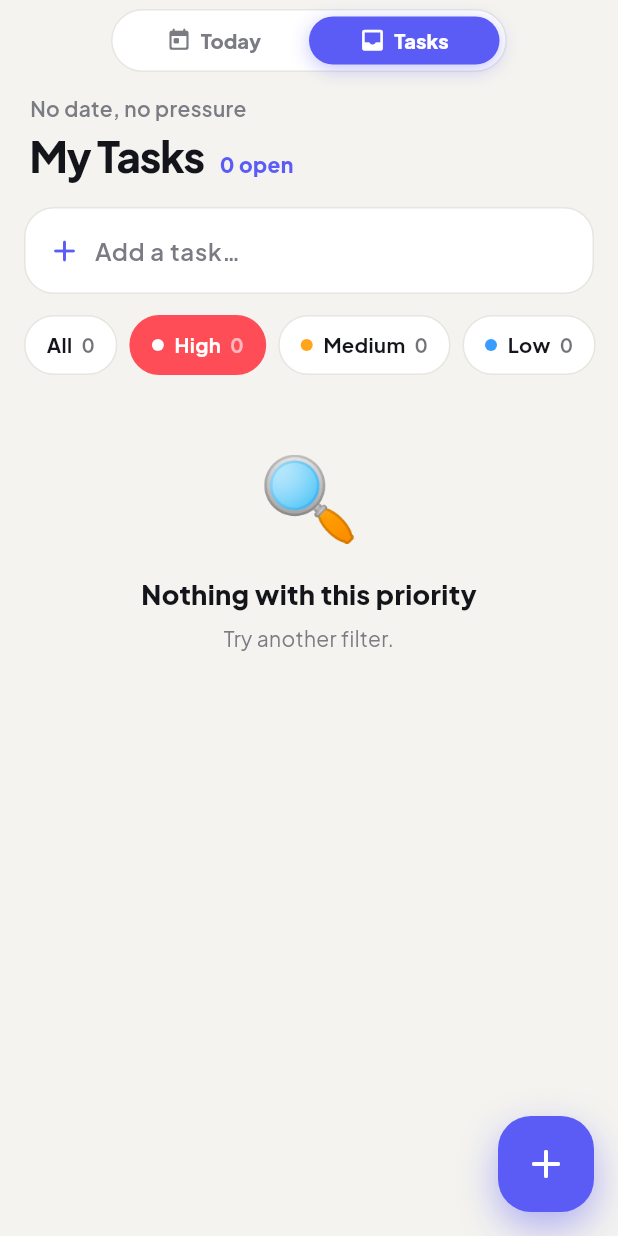
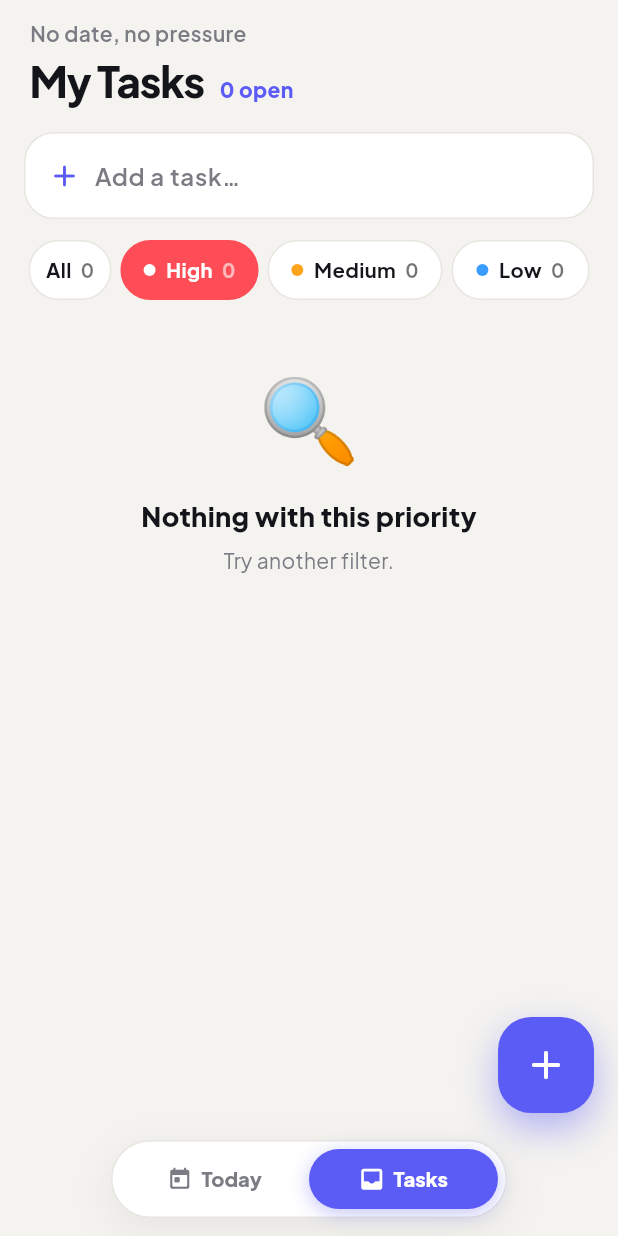
Before and after one commit to Swalih60/Plandot, a Flutter app: the RootShell screen opened directly, after a tap on "High", on a phone screen of 412 x 824 dp. Run offline on Flutter 3.47's test engine with Material 3 defaults, Android fonts, the phone set to English and light mode, and no system bars; drawn by our look-alikes of flutter_animate; our stand-ins replace audioplayers, file_picker, flutter_local_notifications, flutter_timezone, material_ui, share_plus and 1 more; missing offline and left inert: purchases_flutter.

Commit message:
Phone-tested polish: bottom tab pill, fitted filter chips, toggle in section header

```diff
--- a/lib/ui/home_screen.dart
+++ b/lib/ui/home_screen.dart
@@ -208,8 +208,10 @@ class _HomeScreenState extends State<HomeScreen> {
     final timeline = context.watch<ProService>().isPro && store.timelineView;
 
     return Scaffold(
-      floatingActionButton: _AddButton(
-        onTap: () => showTaskEditor(context, day: _day),
+      // Lifted above the floating Today/Tasks bar.
+      floatingActionButton: Padding(
+        padding: EdgeInsets.only(bottom: ShellScope.fabLift(context)),
+        child: _AddButton(onTap: () => showTaskEditor(context, day: _day)),
       ),
       body: Stack(
         children: [
@@ -218,10 +220,6 @@ class _HomeScreenState extends State<HomeScreen> {
             slivers: [
               SliverSafeArea(
                 bottom: false,
-                sliver: const SliverToBoxAdapter(child: ShellSwitch()),
-              ),
-              SliverPadding(
-                padding: EdgeInsets.zero,
                 sliver: SliverToBoxAdapter(
                   child: Padding(
                     padding: const EdgeInsets.fromLTRB(20, 12, 8, 4),
@@ -320,28 +318,17 @@ class _HomeScreenState extends State<HomeScreen> {
                           ),
                 ),
               ),
-              SliverToBoxAdapter(
+              // Four equal chips: always all visible, even on narrow phones.
+              SliverPadding(
+                padding: const EdgeInsets.fromLTRB(16, 14, 16, 2),
+                sliver: SliverToBoxAdapter(
                   child: SizedBox(
-                  height: 60,
+                    height: 40,
                     child: Row(
                       children: [
                         Expanded(
-                        child: ShaderMask(
-                          // Soft fade where the chips scroll under the toggle.
-                          shaderCallback: (r) => const LinearGradient(
-                            colors: [
-                              Colors.white,
-                              Colors.white,
-                              Colors.transparent,
-                            ],
-                            stops: [0, 0.88, 1],
-                          ).createShader(r),
-                          blendMode: BlendMode.dstIn,
-                          child: ListView(
-                            scrollDirection: Axis.horizontal,
-                            padding: const EdgeInsets.fromLTRB(16, 14, 8, 6),
-                            children: [
-                              _FilterChip(
+                          flex: 5,
+                          child: _FilterChip(
                             label: 'All',
                             count: all.length,
                             selected: _filter == TaskFilter.all,
@@ -349,7 +336,10 @@ class _HomeScreenState extends State<HomeScreen> {
                             onTap: () =>
                                 setState(() => _filter = TaskFilter.all),
                           ),
-                              _FilterChip(
+                        ),
+                        Expanded(
+                          flex: 8,
+                          child: _FilterChip(
                             label: 'High',
                             count: count(Priority.high),
                             selected: _filter == TaskFilter.high,
@@ -357,7 +347,10 @@ class _HomeScreenState extends State<HomeScreen> {
                             onTap: () =>
                                 setState(() => _filter = TaskFilter.high),
                           ),
-                              _FilterChip(
+                        ),
+                        Expanded(
+                          flex: 10,
+                          child: _FilterChip(
                             label: 'Medium',
                             count: count(Priority.medium),
                             selected: _filter == TaskFilter.medium,
@@ -365,7 +358,10 @@ class _HomeScreenState extends State<HomeScreen> {
                             onTap: () =>
                                 setState(() => _filter = TaskFilter.medium),
                           ),
-                              _FilterChip(
+                        ),
+                        Expanded(
+                          flex: 8,
+                          child: _FilterChip(
                             label: 'Low',
                             count: count(Priority.low),
                             selected: _filter == TaskFilter.low,
@@ -373,18 +369,9 @@ class _HomeScreenState extends State<HomeScreen> {
                             onTap: () =>
                                 setState(() => _filter = TaskFilter.low),
                           ),
+                        ),
                       ],
                     ),
-                        ),
-                      ),
-                      Padding(
-                        padding: const EdgeInsets.fromLTRB(0, 14, 16, 6),
-                        child: _ViewToggle(
-                          timeline: timeline,
-                          onChanged: _setTimeline,
-                        ),
-                      ),
-                    ],
                   ),
                 ),
               ),
@@ -440,6 +427,15 @@ class _HomeScreenState extends State<HomeScreen> {
                   ),
                 ),
               ],
+              if (timeline || open.isNotEmpty || done.isNotEmpty)
+                _SectionHeader(
+                  title: timeline ? 'Schedule' : 'To do',
+                  count: timeline ? all.length : open.length,
+                  trailing: _ViewToggle(
+                    timeline: timeline,
+                    onChanged: _setTimeline,
+                  ),
+                ),
               if (timeline)
                 SliverPadding(
                   padding: const EdgeInsets.fromLTRB(16, 8, 16, 6),
@@ -454,8 +450,6 @@ class _HomeScreenState extends State<HomeScreen> {
                     ),
                   ),
                 ),
-              if (!timeline && (open.isNotEmpty || done.isNotEmpty))
-                _SectionHeader(title: 'To do', count: open.length),
               SliverPadding(
                 padding: const EdgeInsets.symmetric(horizontal: 16),
                 sliver: SliverList.list(
@@ -518,7 +512,7 @@ class _HomeScreenState extends State<HomeScreen> {
                   ),
                 ),
               ],
-              const SliverToBoxAdapter(child: SizedBox(height: 120)),
+              const SliverToBoxAdapter(child: SizedBox(height: 190)),
             ],
           ),
           Positioned.fill(
@@ -709,7 +703,7 @@ class _FilterChip extends StatelessWidget {
     final pal = context.pal;
     final fg = selected ? (color == pal.ink ? pal.bg : Colors.white) : pal.ink;
     return Padding(
-      padding: const EdgeInsets.only(right: 8),
+      padding: const EdgeInsets.symmetric(horizontal: 3),
       child: GestureDetector(
         onTap: () {
           HapticFeedback.selectionClick();
@@ -718,13 +712,17 @@ class _FilterChip extends StatelessWidget {
         child: AnimatedContainer(
           duration: T.med,
           curve: T.ease,
-          padding: const EdgeInsets.symmetric(horizontal: 14),
+          padding: const EdgeInsets.symmetric(horizontal: 6),
           decoration: BoxDecoration(
             color: selected ? color : pal.card,
             borderRadius: BorderRadius.circular(999),
             border: Border.all(color: selected ? color : pal.line),
           ),
+          alignment: Alignment.center,
+          child: FittedBox(
+            fit: BoxFit.scaleDown,
             child: Row(
+              mainAxisSize: MainAxisSize.min,
               children: [
                 if (color != pal.ink) ...[
                   AnimatedContainer(
@@ -759,6 +757,7 @@ class _FilterChip extends StatelessWidget {
             ),
           ),
         ),
+      ),
     );
   }
 }
@@ -770,12 +769,14 @@ class _SectionHeader extends StatelessWidget {
     this.color,
     this.action,
     this.onAction,
+    this.trailing,
   });
   final String title;
   final int count;
   final Color? color;
   final String? action;
   final VoidCallback? onAction;
+  final Widget? trailing;
 
   @override
   Widget build(BuildContext context) {
@@ -823,6 +824,7 @@ class _SectionHeader extends StatelessWidget {
                   style: const TextStyle(fontWeight: FontWeight.w700),
                 ),
               ),
+            if (trailing != null) ...[const Spacer(), trailing!],
           ],
         ),
       ),
--- a/lib/ui/root_shell.dart
+++ b/lib/ui/root_shell.dart
@@ -38,11 +38,27 @@ class _RootShellState extends State<RootShell> {
       badge: openCount,
       go: _go,
       child: Scaffold(
-        body: IndexedStack(
-          index: _tab,
+        body: Stack(
           children: [
-            _FadeIn(visible: _tab == 0, child: const HomeScreen()),
-            _FadeIn(visible: _tab == 1, child: const TasksScreen()),
+            IndexedStack(
+              index: _tab,
+              children: [
+                _FadeIn(visible: _tab == 0, child: const HomeScreen()),
+                _FadeIn(visible: _tab == 1, child: const TasksScreen()),
+              ],
+            ),
+            // Compact floating pill: no strip, no divider line. The system
+            // navigation area is spacing below it, never padding inside it.
+            Positioned(
+              left: 0,
+              right: 0,
+              bottom: 0,
+              child: SafeArea(
+                top: false,
+                minimum: const EdgeInsets.only(bottom: 12),
+                child: const ShellSwitch(),
+              ),
+            ),
           ],
         ),
       ),
@@ -65,6 +81,10 @@ class ShellScope extends InheritedWidget {
 
   static ShellScope? maybeOf(BuildContext context) =>
       context.dependOnInheritedWidgetOfExactType<ShellScope>();
+
+  /// Extra bottom offset for a screen's + button so it sits above the bar.
+  static double fabLift(BuildContext context) =>
+      maybeOf(context) == null ? 0 : 66;
 
   @override
   bool updateShouldNotify(ShellScope old) =>
@@ -91,7 +111,7 @@ class _FadeIn extends StatelessWidget {
   );
 }
 
-/// Compact, centred Today | Tasks switch for the top of each screen.
+/// Compact, centred Today | Tasks pill floating at the bottom.
 /// Renders nothing when used outside [RootShell] (e.g. in tests).
 class ShellSwitch extends StatelessWidget {
   const ShellSwitch({super.key});
@@ -106,16 +126,17 @@ class ShellSwitch extends StatelessWidget {
       (Icons.inbox_rounded, 'Tasks'),
     ];
     return Padding(
-      padding: const EdgeInsets.only(top: 6, bottom: 2),
+      padding: EdgeInsets.zero,
       child: Center(
         child: Container(
           width: 264,
-          height: 42,
-          padding: const EdgeInsets.all(4),
+          height: 52,
+          padding: const EdgeInsets.all(5),
           decoration: BoxDecoration(
             color: pal.card,
             borderRadius: BorderRadius.circular(999),
             border: Border.all(color: pal.line),
+            boxShadow: softShadow(context),
           ),
           child: LayoutBuilder(
             builder: (context, c) {
--- a/lib/ui/settings_screen.dart
+++ b/lib/ui/settings_screen.dart
@@ -290,7 +290,7 @@ class SettingsScreen extends StatelessWidget {
                 }
               },
             ),
-            if (pro.isPro)
+            if (pro.isPro && !ProService.ownerBuild)
               ListTile(
                 leading: const Icon(Icons.credit_card_rounded),
                 title: const Text('Manage subscription'),
--- a/lib/ui/tasks_screen.dart
+++ b/lib/ui/tasks_screen.dart
@@ -162,8 +162,12 @@ class _TasksScreenState extends State<TasksScreen> {
     int count(Priority p) => allOpen.where((t) => t.priority == p).length;
 
     return Scaffold(
-      floatingActionButton: _Fab(
+      // Lifted above the floating Today/Tasks bar.
+      floatingActionButton: Padding(
+        padding: EdgeInsets.only(bottom: ShellScope.fabLift(context)),
+        child: _Fab(
           onTap: () => showTaskEditor(context, day: _today, anytime: true),
+        ),
       ),
       body: Stack(
         children: [
@@ -175,10 +179,6 @@ class _TasksScreenState extends State<TasksScreen> {
               slivers: [
                 SliverSafeArea(
                   bottom: false,
-                  sliver: const SliverToBoxAdapter(child: ShellSwitch()),
-                ),
-                SliverPadding(
-                  padding: EdgeInsets.zero,
                   sliver: SliverToBoxAdapter(
                     child: Padding(
                       padding: const EdgeInsets.fromLTRB(20, 12, 20, 4),
@@ -248,42 +248,56 @@ class _TasksScreenState extends State<TasksScreen> {
                     ),
                   ),
                 ),
-                SliverToBoxAdapter(
+                // Four equal chips: always all visible, even on narrow phones.
+                SliverPadding(
+                  padding: const EdgeInsets.fromLTRB(16, 14, 16, 2),
+                  sliver: SliverToBoxAdapter(
                     child: SizedBox(
-                    height: 58,
-                    child: ListView(
-                      scrollDirection: Axis.horizontal,
-                      padding: const EdgeInsets.fromLTRB(16, 14, 16, 4),
+                      height: 40,
+                      child: Row(
                         children: [
-                        _Chip(
+                          Expanded(
+                            flex: 5,
+                            child: _Chip(
                               'All',
                               allOpen.length,
                               pal.ink,
                               _filter == TaskFilter.all,
                               () => setState(() => _filter = TaskFilter.all),
                             ),
-                        _Chip(
+                          ),
+                          Expanded(
+                            flex: 8,
+                            child: _Chip(
                               'High',
                               count(Priority.high),
                               priorityColor(Priority.high),
                               _filter == TaskFilter.high,
                               () => setState(() => _filter = TaskFilter.high),
                             ),
-                        _Chip(
+                          ),
+                          Expanded(
+                            flex: 10,
+                            child: _Chip(
                               'Medium',
                               count(Priority.medium),
                               priorityColor(Priority.medium),
                               _filter == TaskFilter.medium,
                               () => setState(() => _filter = TaskFilter.medium),
                             ),
-                        _Chip(
+                          ),
+                          Expanded(
+                            flex: 8,
+                            child: _Chip(
                               'Low',
                               count(Priority.low),
                               priorityColor(Priority.low),
                               _filter == TaskFilter.low,
                               () => setState(() => _filter = TaskFilter.low),
                             ),
+                          ),
                         ],
+                      ),
                     ),
                   ),
                 ),
@@ -378,7 +392,7 @@ class _TasksScreenState extends State<TasksScreen> {
                       ),
                     ),
                   ),
-                const SliverToBoxAdapter(child: SizedBox(height: 120)),
+                const SliverToBoxAdapter(child: SizedBox(height: 190)),
               ],
             ),
           ),
@@ -571,7 +585,7 @@ class _Chip extends StatelessWidget {
     final pal = context.pal;
     final fg = selected ? (color == pal.ink ? pal.bg : Colors.white) : pal.ink;
     return Padding(
-      padding: const EdgeInsets.only(right: 8),
+      padding: const EdgeInsets.symmetric(horizontal: 3),
       child: GestureDetector(
         onTap: () {
           HapticFeedback.selectionClick();
@@ -580,13 +594,17 @@ class _Chip extends StatelessWidget {
         child: AnimatedContainer(
           duration: T.med,
           curve: T.ease,
-          padding: const EdgeInsets.symmetric(horizontal: 14),
+          padding: const EdgeInsets.symmetric(horizontal: 6),
           decoration: BoxDecoration(
             color: selected ? color : pal.card,
             borderRadius: BorderRadius.circular(999),
             border: Border.all(color: selected ? color : pal.line),
           ),
+          alignment: Alignment.center,
+          child: FittedBox(
+            fit: BoxFit.scaleDown,
             child: Row(
+              mainAxisSize: MainAxisSize.min,
               children: [
                 if (color != pal.ink) ...[
                   Container(
@@ -617,6 +635,7 @@ class _Chip extends StatelessWidget {
                   ),
                 ),
               ],
+            ),
           ),
         ),
       ),
```
Also changed, not shown: 1 other file. Lines whose indentation alone changed are shown as unchanged.
